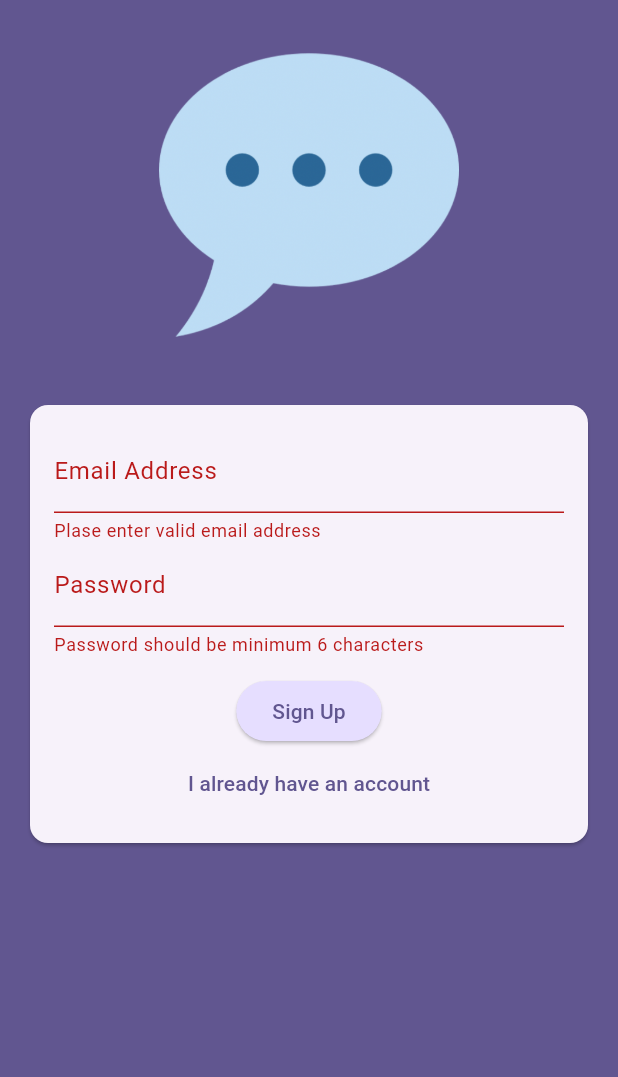
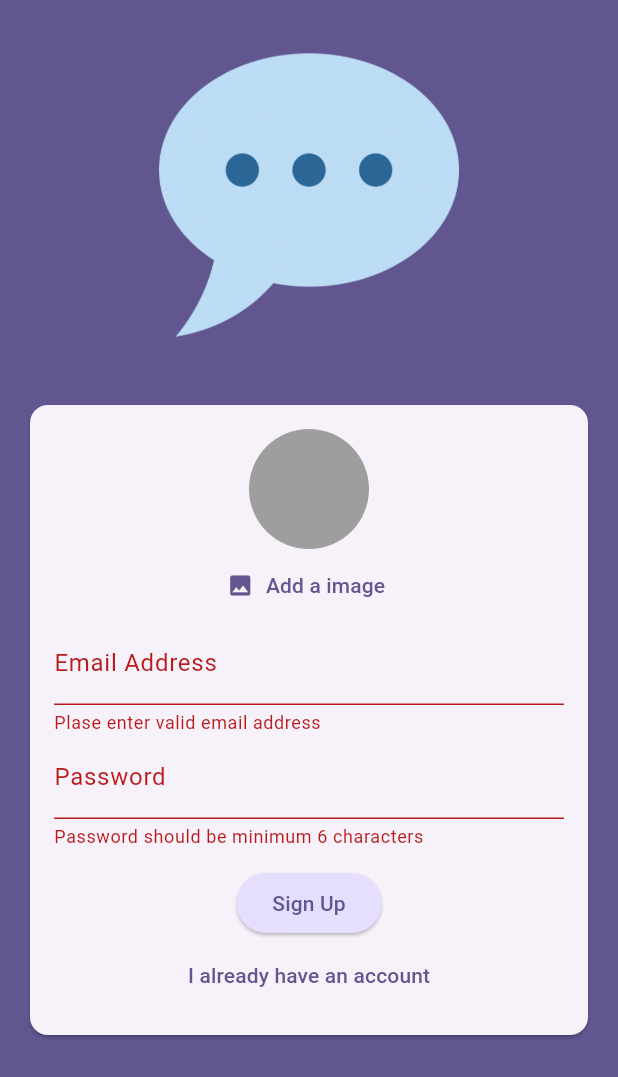
Before and after one commit to dainavipurav/009_flutter_udemy_favorite_chat_app, a Flutter app: the screen it shows after launch, after a tap on "Login", after a tap on "Create an account", on a phone screen of 412 x 824 dp. Shown: the top 1077 px of the screen. Run offline on Flutter 3.47's test engine with Material 3 defaults, Android fonts, the light colour scheme and no system bars; our stand-ins replace firebase_auth, firebase_core, image_picker; accounts and stored records are empty.

Commit message:
feat : Added packages to pick and upload image to firebase_storage firebase app initialized in main.dart Image picker field added in the auth form

```diff
--- a/lib/main.dart
+++ b/lib/main.dart
@@ -1,10 +1,17 @@
 import 'package:firebase_auth/firebase_auth.dart';
+import 'package:firebase_core/firebase_core.dart';
 import 'package:flutter/material.dart';
 import 'package:udemy_008_favorite_chat_app/screens/auth.dart';
 import 'package:udemy_008_favorite_chat_app/screens/chat.dart';
 import 'package:udemy_008_favorite_chat_app/screens/slpash.dart';
 
-void main() {
+import 'firebase_options.dart';
+
+Future<void> main() async {
+  WidgetsFlutterBinding.ensureInitialized();
+  await Firebase.initializeApp(
+    options: DefaultFirebaseOptions.currentPlatform,
+  );
   runApp(const App());
 }
 
--- a/lib/screens/auth.dart
+++ b/lib/screens/auth.dart
@@ -1,5 +1,8 @@
+import 'dart:io';
+
 import 'package:firebase_auth/firebase_auth.dart';
 import 'package:flutter/material.dart';
+import 'package:udemy_008_favorite_chat_app/widgets/user_image_picker.dart';
 
 final _firebase = FirebaseAuth.instance;
 
@@ -15,10 +18,11 @@ class _AuthScreenState extends State<AuthScreen> {
   bool _isLogin = true;
   String _enteredEmail = '';
   String _enteredPassword = '';
+  File? _selectedImage;
 
   void _submit() async {
     final isValid = _form.currentState!.validate();
-    if (!isValid) {
+    if (!isValid || _isLogin && _selectedImage == null) {
       return;
     }
 
@@ -87,6 +91,12 @@ class _AuthScreenState extends State<AuthScreen> {
                   child: Column(
                     mainAxisSize: MainAxisSize.min,
                     children: [
+                      if (!_isLogin)
+                        UserImagePicker(
+                          onPickedImage: (pickedImage) {
+                            _selectedImage = pickedImage;
+                          },
+                        ),
                       TextFormField(
                         decoration: const InputDecoration(
                           label: Text('Email Address'),
--- /dev/null
+++ b/lib/widgets/user_image_picker.dart
@@ -0,0 +1,59 @@
+import 'dart:io';
+
+import 'package:flutter/material.dart';
+import 'package:image_picker/image_picker.dart';
+
+class UserImagePicker extends StatefulWidget {
+  final void Function(File pickedImage) onPickedImage;
+  const UserImagePicker({
+    super.key,
+    required this.onPickedImage,
+  });
+
+  @override
+  State<UserImagePicker> createState() => _UserImagePickerState();
+}
+
+class _UserImagePickerState extends State<UserImagePicker> {
+  File? _pickedImage;
+
+  Future<void> _pickImage() async {
+    final pickedImage = await ImagePicker().pickImage(
+      source: ImageSource.camera,
+      maxHeight: 150,
+      imageQuality: 50,
+    );
+
+    if (pickedImage == null) {
+      return;
+    }
+
+    setState(() {
+      _pickedImage = File(pickedImage.path);
+    });
+  }
+
+  @override
+  Widget build(BuildContext context) {
+    return Column(
+      children: [
+        CircleAvatar(
+          radius: 40,
+          backgroundColor: Colors.grey,
+          foregroundImage:
+              _pickedImage == null ? null : FileImage(_pickedImage!),
+        ),
+        TextButton.icon(
+          onPressed: _pickImage,
+          icon: const Icon(Icons.image),
+          label: Text(
+            'Add a image',
+            style: TextStyle(
+              color: Theme.of(context).colorScheme.primary,
+            ),
+          ),
+        ),
+      ],
+    );
+  }
+}
--- a/pubspec.yaml
+++ b/pubspec.yaml
@@ -9,8 +9,10 @@ environment:
 dependencies:
   firebase_auth: ^4.19.5
   firebase_core: ^2.31.0
+  firebase_storage: ^11.7.6
   flutter:
     sdk: flutter
+  image_picker: ^1.1.1
 
 dev_dependencies:
   flutter_test:
```
Also changed, not shown: pubspec.lock, 5 other files.
